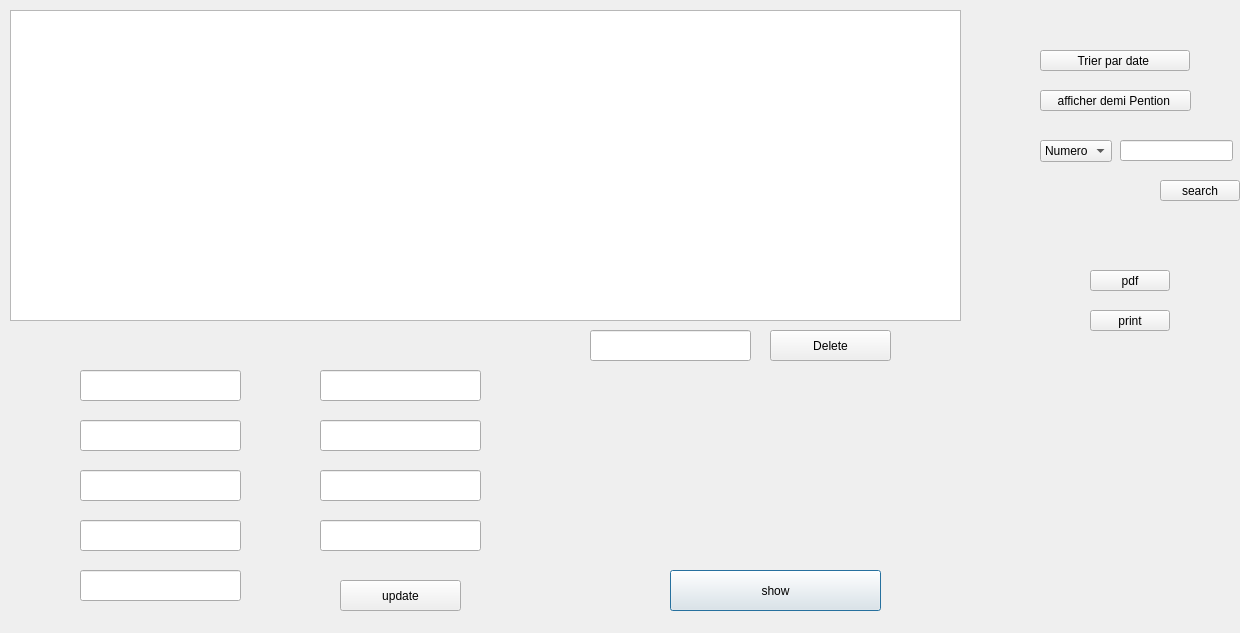
Qt form dialogheberg.ui (mohamed-amine-aouadi/my-hotel) before a commit.
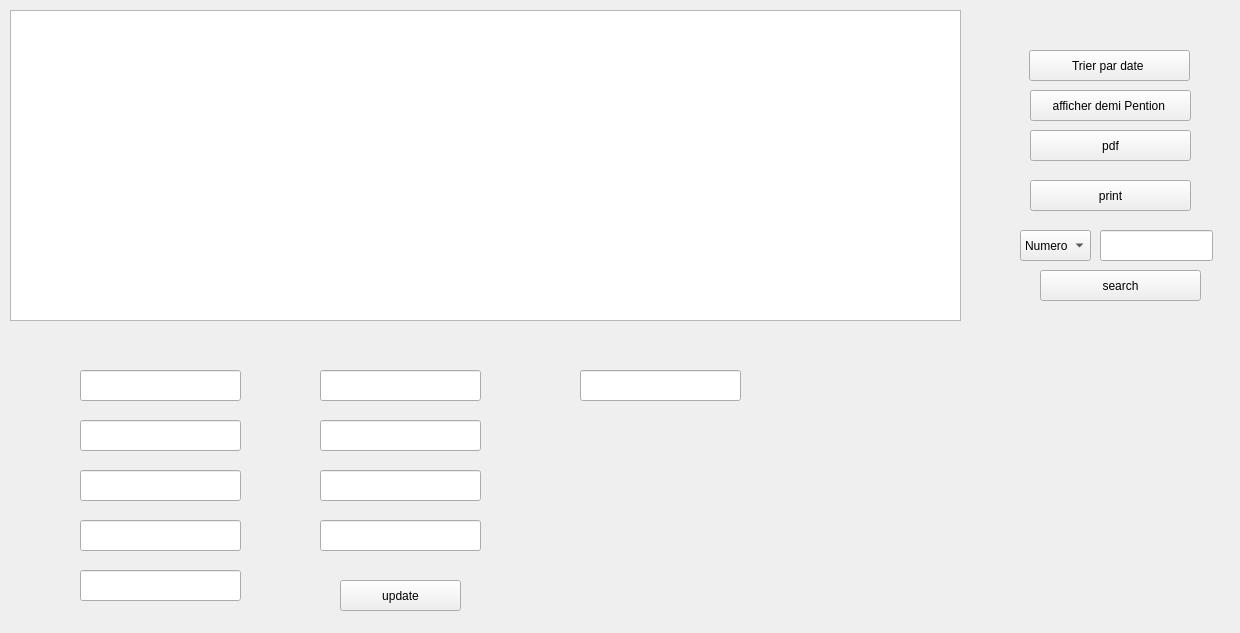
The same form after that commit. Icons and pictures are not drawn.

```diff
--- a/dialogheberg.ui
+++ b/dialogheberg.ui
@@ -18,12 +18,19 @@
     <rect>
      <x>670</x>
      <y>570</y>
-     <width>211</width>
-     <height>41</height>
+     <width>50</width>
+     <height>50</height>
     </rect>
    </property>
+   <property name="styleSheet">
+    <string notr="true">background-color:tranparent;
+border-image:url(:/images/icones/view.png);
+background:none;
+border:none;
+background-repeat:none;</string>
+   </property>
    <property name="text">
-    <string>show</string>
+    <string/>
    </property>
   </widget>
   <widget class="QTableView" name="tableView1">
@@ -52,20 +59,27 @@
    <property name="geometry">
     <rect>
      <x>770</x>
-     <y>330</y>
-     <width>121</width>
-     <height>31</height>
+     <y>360</y>
+     <width>50</width>
+     <height>50</height>
     </rect>
    </property>
+   <property name="styleSheet">
+    <string notr="true">background-color:tranparent;
+border-image:url(:/images/icones/delete.png);
+background:none;
+border:none;
+background-repeat:none;</string>
+   </property>
    <property name="text">
-    <string>Delete</string>
+    <string/>
    </property>
   </widget>
   <widget class="QLineEdit" name="Search">
    <property name="geometry">
     <rect>
-     <x>590</x>
-     <y>330</y>
+     <x>580</x>
+     <y>370</y>
      <width>161</width>
      <height>31</height>
     </rect>
@@ -177,10 +191,10 @@
   <widget class="QPushButton" name="Tri1">
    <property name="geometry">
     <rect>
-     <x>1040</x>
+     <x>1029</x>
      <y>50</y>
-     <width>150</width>
-     <height>21</height>
+     <width>161</width>
+     <height>31</height>
     </rect>
    </property>
    <property name="text">
@@ -190,10 +204,10 @@
   <widget class="QPushButton" name="pushButton_4">
    <property name="geometry">
     <rect>
-     <x>1040</x>
+     <x>1030</x>
      <y>90</y>
-     <width>151</width>
-     <height>21</height>
+     <width>161</width>
+     <height>31</height>
     </rect>
    </property>
    <property name="text">
@@ -203,20 +217,20 @@
   <widget class="QLineEdit" name="Linesearch">
    <property name="geometry">
     <rect>
-     <x>1120</x>
-     <y>140</y>
+     <x>1100</x>
+     <y>230</y>
      <width>113</width>
-     <height>21</height>
+     <height>31</height>
     </rect>
    </property>
   </widget>
   <widget class="QComboBox" name="comboBox">
    <property name="geometry">
     <rect>
-     <x>1040</x>
-     <y>140</y>
-     <width>72</width>
-     <height>22</height>
+     <x>1020</x>
+     <y>230</y>
+     <width>71</width>
+     <height>31</height>
     </rect>
    </property>
    <item>
@@ -253,10 +267,10 @@
   <widget class="QPushButton" name="pushButton_3">
    <property name="geometry">
     <rect>
-     <x>1160</x>
-     <y>180</y>
-     <width>80</width>
-     <height>21</height>
+     <x>1040</x>
+     <y>270</y>
+     <width>161</width>
+     <height>31</height>
     </rect>
    </property>
    <property name="text">
@@ -266,10 +280,10 @@
   <widget class="QPushButton" name="pdf">
    <property name="geometry">
     <rect>
-     <x>1090</x>
-     <y>270</y>
-     <width>80</width>
-     <height>21</height>
+     <x>1030</x>
+     <y>130</y>
+     <width>161</width>
+     <height>31</height>
     </rect>
    </property>
    <property name="text">
@@ -279,10 +293,10 @@
   <widget class="QPushButton" name="pushButton_5">
    <property name="geometry">
     <rect>
-     <x>1090</x>
-     <y>310</y>
-     <width>80</width>
-     <height>21</height>
+     <x>1030</x>
+     <y>180</y>
+     <width>161</width>
+     <height>31</height>
     </rect>
    </property>
    <property name="text">
```
Left out of the diff: 20 changed lines with no effect on the pictures.
